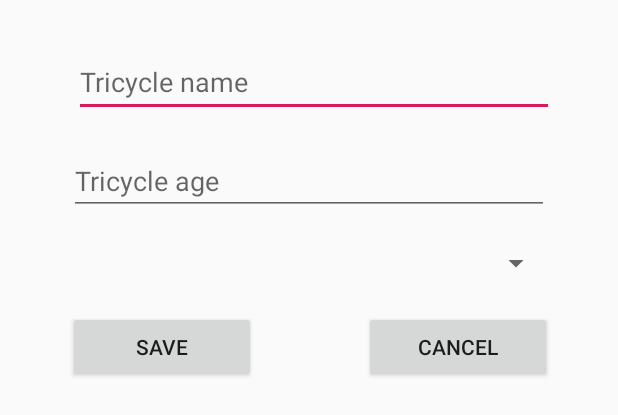
After one commit to fhepe/Android, an Android app: the layout activity_trilheiro.xml on its own in the app's theme, with its tools: preview values and no code run, on a phone screen of 412 x 824 dp. The commit adds this screen. Shown: the top 415 px of the screen. Run offline under Robolectric (Android 15) with nearby library versions, the phone set to English and light mode, and no system bars.

Commit message:
Realizada implementações da atividade 1 da disciplina de Android.

```diff
--- a/OffTrial/app/build.gradle
+++ b/OffTrial/app/build.gradle
@@ -51,3 +51,7 @@ dependencies {
     implementation files('libs/ormlite-android-5.1.jar')
     implementation files('libs/ormlite-core-5.1.jar')
 }
+
+dependencies {
+    implementation 'com.android.support.constraint:constraint-layout:+'
+}
--- a/OffTrial/app/src/main/AndroidManifest.xml
+++ b/OffTrial/app/src/main/AndroidManifest.xml
@@ -20,7 +20,8 @@
         <activity
             android:name=".ui.PrincipalActivity"
             android:label="@string/title_activity_principal"
-            android:theme="@style/AppTheme.NoActionBar"></activity>
+            android:theme="@style/AppTheme.NoActionBar" />
+        <activity android:name=".ui.TrilheiroActivity_"></activity>
     </application>
 
 </manifest>
--- a/OffTrial/app/src/main/java/br/edu/unoesc/webmob/offtrail/ui/PrincipalActivity.java
+++ b/OffTrial/app/src/main/java/br/edu/unoesc/webmob/offtrail/ui/PrincipalActivity.java
@@ -1,5 +1,6 @@
 package br.edu.unoesc.webmob.offtrail.ui;
 
+import android.content.Intent;
 import android.os.Bundle;
 import android.support.design.widget.FloatingActionButton;
 import android.support.design.widget.Snackbar;
@@ -28,8 +29,8 @@ public class PrincipalActivity extends AppCompatActivity
         fab.setOnClickListener(new View.OnClickListener() {
             @Override
             public void onClick(View view) {
-                Snackbar.make(view, "Replace with your own action", Snackbar.LENGTH_LONG)
-                        .setAction("Action", null).show();
+                Intent itCadastrarTrilheiro = new Intent(PrincipalActivity.this, TrilheiroActivity_.class);
+                startActivity(itCadastrarTrilheiro);
             }
         });
 
--- /dev/null
+++ b/OffTrial/app/src/main/res/layout/activity_trilheiro.xml
@@ -0,0 +1,70 @@
+<?xml version="1.0" encoding="utf-8"?>
+<android.support.constraint.ConstraintLayout xmlns:android="http://schemas.android.com/apk/res/android"
+    xmlns:app="http://schemas.android.com/apk/res-auto"
+    xmlns:tools="http://schemas.android.com/tools"
+    android:layout_width="match_parent"
+    android:layout_height="match_parent"
+    tools:context=".ui.TrilheiroActivity">
+
+    <EditText
+        android:id="@+id/edtNomeTrilheiro"
+        android:layout_width="320dp"
+        android:layout_height="46dp"
+        android:layout_marginStart="8dp"
+        android:layout_marginTop="32dp"
+        android:layout_marginEnd="8dp"
+        android:ems="10"
+        android:hint="@string/edt_nometrilheiro"
+        android:inputType="textPersonName"
+        app:layout_constraintEnd_toEndOf="parent"
+        app:layout_constraintHorizontal_bias="0.541"
+        app:layout_constraintStart_toStartOf="parent"
+        app:layout_constraintTop_toTopOf="parent" />
+
+    <EditText
+        android:id="@+id/edtIdadeTrilheiro"
+        android:layout_width="320dp"
+        android:layout_height="wrap_content"
+        android:layout_marginStart="8dp"
+        android:layout_marginTop="20dp"
+        android:layout_marginEnd="8dp"
+        android:ems="10"
+        android:hint="@string/edt_idadetrilheiro"
+        android:inputType="textPassword|number"
+        app:layout_constraintEnd_toEndOf="parent"
+        app:layout_constraintStart_toStartOf="parent"
+        app:layout_constraintTop_toBottomOf="@+id/edtNomeTrilheiro" />
+
+    <Spinner
+        android:id="@+id/spnMoto"
+        android:layout_width="368dp"
+        android:layout_height="wrap_content"
+        android:layout_marginTop="20dp"
+        app:layout_constraintTop_toBottomOf="@+id/edtIdadeTrilheiro"
+        tools:layout_editor_absoluteX="8dp" />
+
+    <Button
+        android:id="@+id/btnSalvar"
+        android:layout_width="125dp"
+        android:layout_height="wrap_content"
+        android:layout_marginStart="8dp"
+        android:layout_marginTop="20dp"
+        android:layout_marginEnd="8dp"
+        android:onClick="salvar"
+        android:text="@string/btn_salvar"
+        app:layout_constraintEnd_toStartOf="@+id/btnCancelar"
+        app:layout_constraintHorizontal_bias="0.371"
+        app:layout_constraintStart_toStartOf="parent"
+        app:layout_constraintTop_toBottomOf="@+id/spnMoto" />
+
+    <Button
+        android:id="@+id/btnCancelar"
+        android:layout_width="125dp"
+        android:layout_height="wrap_content"
+        android:layout_marginTop="20dp"
+        android:layout_marginEnd="44dp"
+        android:onClick="cancelar"
+        android:text="@string/btn_cancelar"
+        app:layout_constraintEnd_toEndOf="parent"
+        app:layout_constraintTop_toBottomOf="@+id/spnMoto" />
+</android.support.constraint.ConstraintLayout>
--- a/OffTrial/app/src/main/res/values/strings.xml
+++ b/OffTrial/app/src/main/res/values/strings.xml
@@ -11,4 +11,8 @@
     <string name="nav_header_subtitle">android.studio@android.com</string>
     <string name="nav_header_desc">Navigation header</string>
     <string name="action_settings">Settings</string>
+    <string name="btn_salvar">Save</string>
+    <string name="btn_cancelar">Cancel</string>
+    <string name="edt_nometrilheiro">Tricycle name</string>
+    <string name="edt_idadetrilheiro">Tricycle age</string>
 </resources>
```
Also changed, not shown: OffTrial/app/src/main/java/br/edu/unoesc/webmob/offtrail/model/GrupoTrilheiro.java (added, +51 -0 lines), OffTrial/app/src/main/java/br/edu/unoesc/webmob/offtrail/model/Moto.java (added, +59 -0 lines), OffTrial/app/src/main/java/br/edu/unoesc/webmob/offtrail/model/Trilheiro.java (added, +48 -0 lines), OffTrial/app/src/main/java/br/edu/unoesc/webmob/offtrail/model/Usuario.java (added, +38 -0 lines), OffTrial/app/src/main/java/br/edu/unoesc/webmob/offtrail/ui/TrilheiroActivity.java (added, +47 -0 lines), 1 other file.
